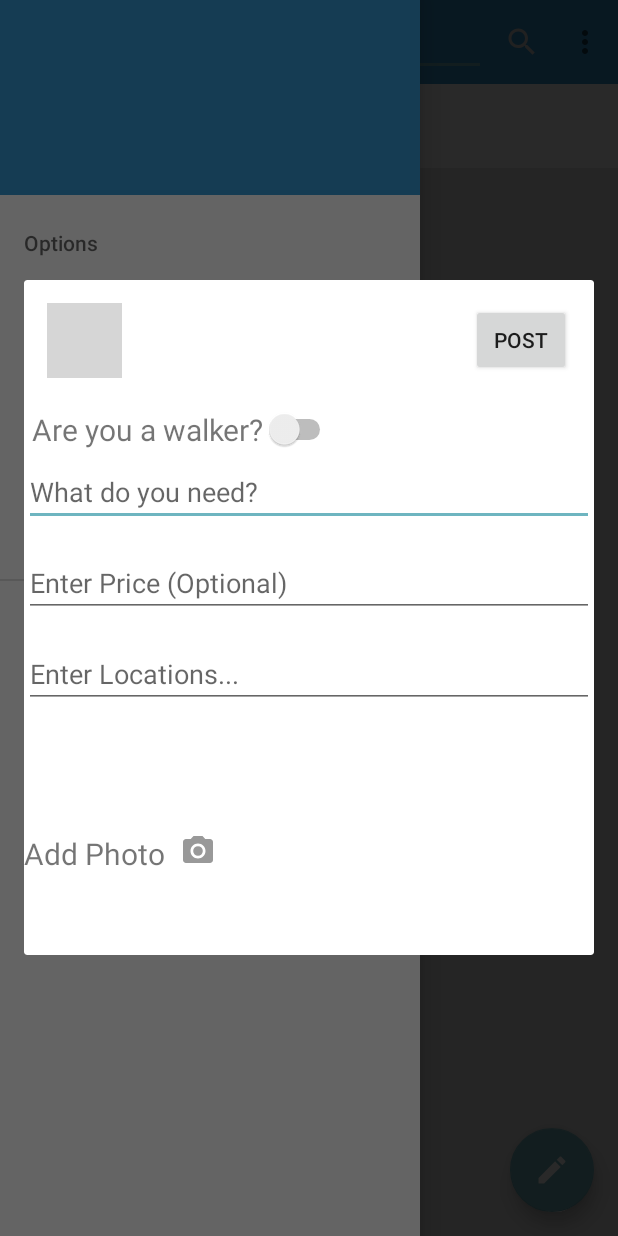
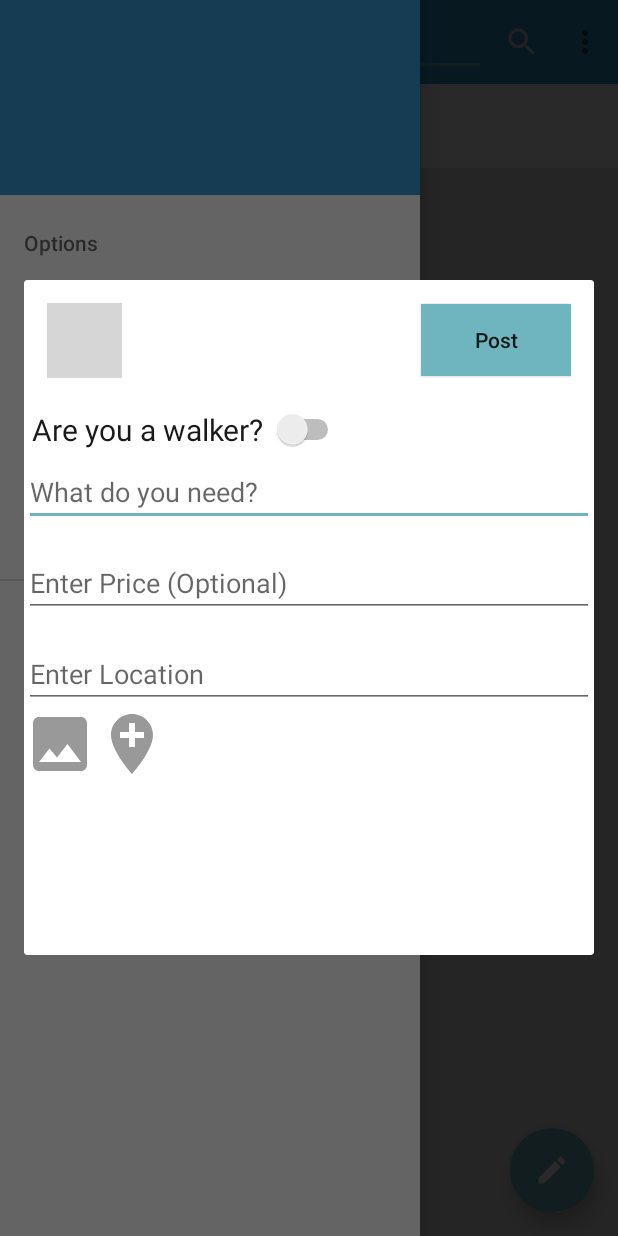
Before and after one commit to Theeddiem/DoggieWalker, an Android app: the fragment AddPostDialogFragment placed in its activity, with the side drawer open, on a phone screen of 412 x 824 dp. Run offline under Robolectric (Android 15) with nearby library versions, the phone set to English and light mode, and no system bars; our stand-ins replace CircleImageView, Firebase (no records; nobody signed in at launch, a user with empty details on screens opened directly), Picasso; grey boxes are pictures that could not be loaded.

Commit message:
Messanger on click stuff

```diff
--- a/app/src/main/java/com/game/eddieandmichael/fragments/EditProfileFragment.java
+++ b/app/src/main/java/com/game/eddieandmichael/fragments/EditProfileFragment.java
@@ -68,7 +68,7 @@ public class EditProfileFragment extends Fragment
 
         ((AppCompatActivity)getActivity()).setSupportActionBar(toolbar);
         ((AppCompatActivity)getActivity()).getSupportActionBar().setDisplayHomeAsUpEnabled(true);
-
+        toolbar.setTitleTextColor(getResources().getColor(android.R.color.white));
 
 
         profilePhotoUrl = getArguments().getString("photoUrl");
--- /dev/null
+++ b/app/src/main/res/drawable/ic_add_location_black_48dp.xml
@@ -0,0 +1,5 @@
+<vector android:height="48dp" android:tint="#70E9FF"
+    android:viewportHeight="24.0" android:viewportWidth="24.0"
+    android:width="48dp" xmlns:android="http://schemas.android.com/apk/res/android">
+    <path android:fillColor="#FF000000" android:pathData="M12,2C8.14,2 5,5.14 5,9c0,5.25 7,13 7,13s7,-7.75 7,-13c0,-3.86 -3.14,-7 -7,-7zM16,10h-3v3h-2v-3L8,10L8,8h3L11,5h2v3h3v2z"/>
+</vector>
--- /dev/null
+++ b/app/src/main/res/drawable/ic_done_black_24dp.xml
@@ -0,0 +1,5 @@
+<vector android:height="24dp" android:tint="#FFFFFF"
+    android:viewportHeight="24.0" android:viewportWidth="24.0"
+    android:width="24dp" xmlns:android="http://schemas.android.com/apk/res/android">
+    <path android:fillColor="#FF000000" android:pathData="M9,16.2L4.8,12l-1.4,1.4L9,19 21,7l-1.4,-1.4L9,16.2z"/>
+</vector>
--- /dev/null
+++ b/app/src/main/res/drawable/ic_image_black_24dp.xml
@@ -0,0 +1,5 @@
+<vector android:height="24dp" android:tint="#70E9FF"
+    android:viewportHeight="24.0" android:viewportWidth="24.0"
+    android:width="24dp" xmlns:android="http://schemas.android.com/apk/res/android">
+    <path android:fillColor="#FF000000" android:pathData="M21,19V5c0,-1.1 -0.9,-2 -2,-2H5c-1.1,0 -2,0.9 -2,2v14c0,1.1 0.9,2 2,2h14c1.1,0 2,-0.9 2,-2zM8.5,13.5l2.5,3.01L14.5,12l4.5,6H5l3.5,-4.5z"/>
+</vector>
--- /dev/null
+++ b/app/src/main/res/drawable/ic_image_black_48dp.xml
@@ -0,0 +1,5 @@
+<vector android:height="48dp" android:tint="#70E9FF"
+    android:viewportHeight="24.0" android:viewportWidth="24.0"
+    android:width="48dp" xmlns:android="http://schemas.android.com/apk/res/android">
+    <path android:fillColor="#FF000000" android:pathData="M21,19V5c0,-1.1 -0.9,-2 -2,-2H5c-1.1,0 -2,0.9 -2,2v14c0,1.1 0.9,2 2,2h14c1.1,0 2,-0.9 2,-2zM8.5,13.5l2.5,3.01L14.5,12l4.5,6H5l3.5,-4.5z"/>
+</vector>
--- a/app/src/main/res/layout/dialog_add_post.xml
+++ b/app/src/main/res/layout/dialog_add_post.xml
@@ -24,7 +24,7 @@
             android:id="@+id/addPost_ProfileInfo"
             >
 
-            <ImageView
+            <de.hdodenhof.circleimageview.CircleImageView
                 android:layout_width="@dimen/spacing_xxlarge"
                 android:layout_height="@dimen/spacing_xxlarge"
                 android:id="@+id/addPost_profileImage"
@@ -76,13 +76,15 @@
 
             <Button
                 android:id="@+id/addPost_submitBtn"
-                android:layout_width="wrap_content"
+                android:background="@color/colorAccent"
+                android:layout_width="100dp"
                 android:layout_height="wrap_content"
                 android:gravity="center"
                 android:minWidth="0dp"
                 android:paddingLeft="@dimen/spacing_large"
                 android:paddingRight="@dimen/spacing_large"
-                android:text="POST"
+                android:text="Post"
+                android:textAllCaps="false"
                 android:clickable="true"
                 />
 
@@ -101,6 +103,7 @@
                 android:layout_height="wrap_content"
                 android:text="Are you a walker?"
                 android:textSize="20sp"
+                android:textColor="@color/overlay_dark_90"
                 android:id="@+id/addPost_walkerText"
                 />
 
@@ -108,6 +111,7 @@
                 android:id="@+id/addPost_isWalker_switch"
                 android:layout_width="wrap_content"
                 android:layout_height="wrap_content"
+                android:layout_marginLeft="5dp"
                 android:layout_toRightOf="@+id/addPost_walkerText"
                 android:layout_alignParentTop="true"
                 android:layout_centerHorizontal="true" />
@@ -116,7 +120,7 @@
 
         <RelativeLayout
             android:layout_width="match_parent"
-            android:layout_height="250dp"
+            android:layout_height="match_parent"
             >
 
             <EditText
@@ -141,7 +145,7 @@
             <EditText
                 android:layout_width="match_parent"
                 android:layout_height="wrap_content"
-                android:hint="Enter Locations..."
+                android:hint="Enter Location"
                 android:id="@+id/dialogPost_places_et"
                 android:layout_marginTop="15dp"
                 android:layout_below="@id/dialogPost_prices_et"
@@ -164,21 +168,22 @@
             android:orientation="horizontal"
             >
 
-            <TextView
-                android:layout_width="wrap_content"
-                android:layout_height="wrap_content"
-                android:text="Add Photo"
-                android:textSize="20sp"
-                android:layout_marginEnd="10dp"
-                />
-
             <ImageButton
                 android:layout_width="wrap_content"
                 android:layout_height="wrap_content"
                 android:id="@+id/addPost_AddPhotoBtn"
                 android:tint="@color/grey_40"
                 android:background="?attr/selectableItemBackgroundBorderless"
-                android:src="@drawable/ic_photo_camera"
+                android:src="@drawable/ic_image_black_48dp"
+
+                />
+            <ImageButton
+                android:layout_width="wrap_content"
+                android:layout_height="wrap_content"
+                android:id="@+id/addPost_AddLocationBtn"
+                android:tint="@color/grey_40"
+                android:background="?attr/selectableItemBackgroundBorderless"
+                android:src="@drawable/ic_add_location_black_48dp"
 
                 />
 
--- a/app/src/main/res/menu/editprofile_menu.xml
+++ b/app/src/main/res/menu/editprofile_menu.xml
@@ -4,7 +4,7 @@
 
     <item
         android:id="@+id/editProfile_done"
-        android:icon="@drawable/ic_done"
+        android:icon="@drawable/ic_done_black_24dp"
         android:orderInCategory="100"
         android:title="Done"
         app:showAsAction="always"
```
Also changed, not shown: app/src/main/res/layout/edit_profile_fragment.xml (+3 -4 lines).
